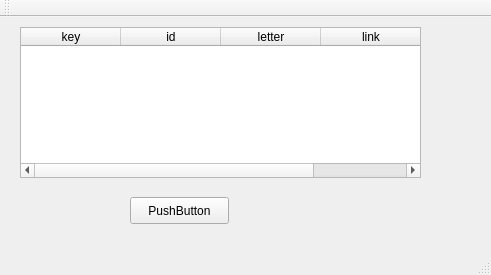
nicknguyen071093/CapstoneProject, file Baocao/2607/TableWidMap/mainwindow.ui: the form before one commit.
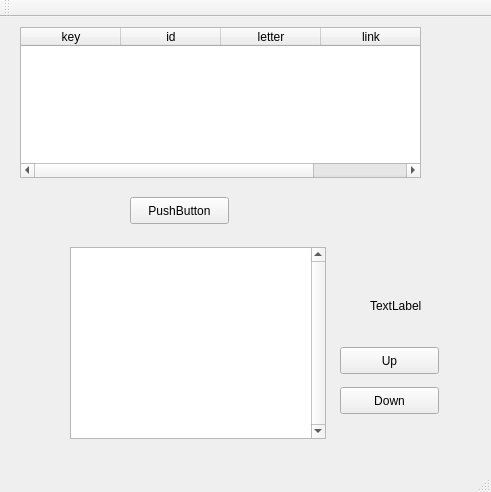
The form after the commit.

Commit message: Long - ListWidget

```diff
--- a/Baocao/2607/TableWidMap/mainwindow.ui
+++ b/Baocao/2607/TableWidMap/mainwindow.ui
@@ -7,7 +7,7 @@
     <x>0</x>
     <y>0</y>
     <width>491</width>
-    <height>275</height>
+    <height>492</height>
    </rect>
   </property>
   <property name="windowTitle">
@@ -57,6 +57,58 @@
      <string>PushButton</string>
     </property>
    </widget>
+   <widget class="QListWidget" name="listWidget">
+    <property name="geometry">
+     <rect>
+      <x>70</x>
+      <y>230</y>
+      <width>256</width>
+      <height>192</height>
+     </rect>
+    </property>
+    <property name="verticalScrollBarPolicy">
+     <enum>Qt::ScrollBarAlwaysOn</enum>
+    </property>
+   </widget>
+   <widget class="QLabel" name="label">
+    <property name="geometry">
+     <rect>
+      <x>370</x>
+      <y>280</y>
+      <width>67</width>
+      <height>17</height>
+     </rect>
+    </property>
+    <property name="text">
+     <string>TextLabel</string>
+    </property>
+   </widget>
+   <widget class="QPushButton" name="pushButton_2">
+    <property name="geometry">
+     <rect>
+      <x>340</x>
+      <y>330</y>
+      <width>99</width>
+      <height>27</height>
+     </rect>
+    </property>
+    <property name="text">
+     <string>Up</string>
+    </property>
+   </widget>
+   <widget class="QPushButton" name="pushButton_3">
+    <property name="geometry">
+     <rect>
+      <x>340</x>
+      <y>370</y>
+      <width>99</width>
+      <height>27</height>
+     </rect>
+    </property>
+    <property name="text">
+     <string>Down</string>
+    </property>
+   </widget>
   </widget>
   <widget class="QMenuBar" name="menuBar">
    <property name="geometry">
```
The commit also changes 2 other files.
